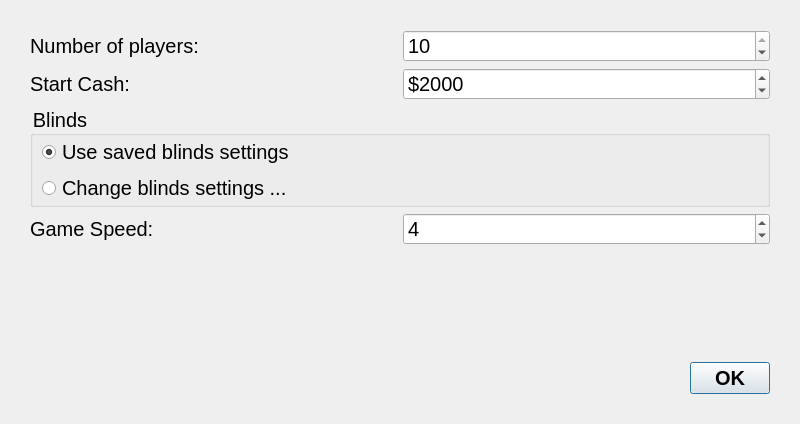
Qt form src/gui/qt/gui_800x480/newgamedialog_800x480.ui (pokerth/pokerth) before a commit.
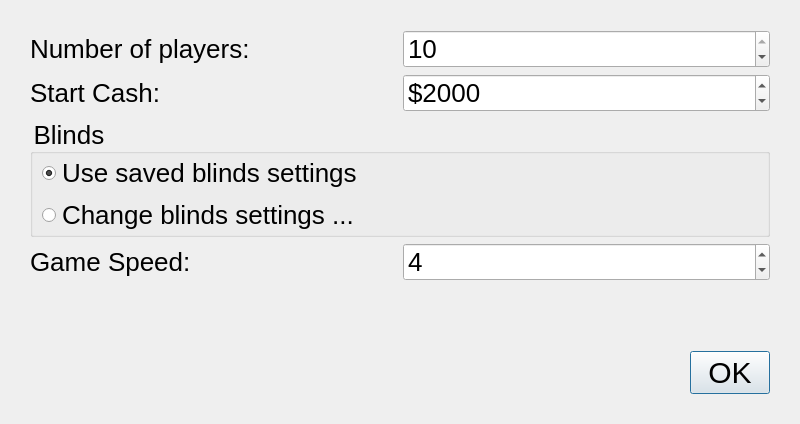
The same form after that commit.

Commit message: Next steps for android gui changes

```diff
--- a/src/gui/qt/gui_800x480/newgamedialog_800x480.ui
+++ b/src/gui/qt/gui_800x480/newgamedialog_800x480.ui
@@ -26,7 +26,7 @@
    <string>Start Local Game</string>
   </property>
   <property name="styleSheet">
-   <string notr="true">QObject {font: 20px}</string>
+   <string notr="true">QObject {font: 26px}</string>
   </property>
   <layout class="QVBoxLayout" name="verticalLayout">
    <property name="margin">
@@ -182,7 +182,7 @@
    <item>
     <widget class="QDialogButtonBox" name="buttonBox">
      <property name="styleSheet">
-      <string notr="true">QObject {font: bold 20px}</string>
+      <string notr="true">QObject {font: 30px}</string>
      </property>
      <property name="orientation">
       <enum>Qt::Horizontal</enum>
```
The commit also changes 6 other files.
